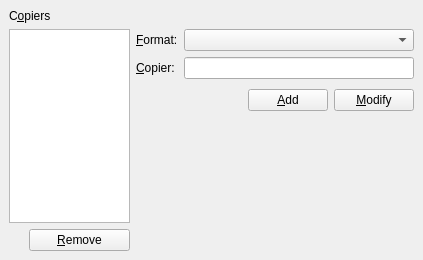
cburschka/lyx, file src/frontends/qt4/ui/QPrefCopiersUi.ui: the form before one commit.
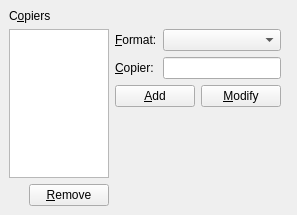
The form after the commit.

Patch:
```diff
--- a/src/frontends/qt4/ui/QPrefCopiersUi.ui
+++ b/src/frontends/qt4/ui/QPrefCopiersUi.ui
@@ -8,8 +8,8 @@
    <rect>
     <x>0</x>
     <y>0</y>
-    <width>423</width>
-    <height>260</height>
+    <width>297</width>
+    <height>215</height>
    </rect>
   </property>
   <property name="windowTitle" >
@@ -22,60 +22,30 @@
    <property name="spacing" >
     <number>6</number>
    </property>
-   <item row="2" column="3" >
+   <item rowspan="4" row="1" column="3" >
     <spacer>
      <property name="orientation" >
       <enum>Qt::Horizontal</enum>
      </property>
+    </spacer>
+   </item>
+   <item row="3" column="2" >
+    <spacer>
+     <property name="orientation" >
+      <enum>Qt::Vertical</enum>
+     </property>
      <property name="sizeHint" >
       <size>
-       <width>40</width>
-       <height>20</height>
+       <width>20</width>
+       <height>40</height>
       </size>
      </property>
     </spacer>
    </item>
-   <item row="3" column="1" colspan="2" >
-    <layout class="QHBoxLayout" >
-     <property name="margin" >
-      <number>0</number>
-     </property>
-     <property name="spacing" >
-      <number>6</number>
-     </property>
-     <item>
-      <spacer>
-       <property name="orientation" >
-        <enum>Qt::Horizontal</enum>
-       </property>
-       <property name="sizeType" >
-        <enum>QSizePolicy::Expanding</enum>
-       </property>
-       <property name="sizeHint" >
-        <size>
-         <width>90</width>
-         <height>31</height>
-        </size>
-       </property>
-      </spacer>
-     </item>
-     <item>
-      <widget class="QPushButton" name="copierNewPB" >
-       <property name="text" >
-        <string>&amp;Add</string>
-       </property>
-      </widget>
-     </item>
-     <item>
-      <widget class="QPushButton" name="copierModifyPB" >
-       <property name="text" >
-        <string>&amp;Modify</string>
-       </property>
-      </widget>
-     </item>
-    </layout>
+   <item rowspan="3" row="1" column="0" >
+    <widget class="QListWidget" name="AllCopiersLW" />
    </item>
-   <item row="0" column="0" >
+   <item row="0" column="0" colspan="2" >
     <widget class="QLabel" name="AllCopiersLA" >
      <property name="text" >
       <string>C&amp;opiers</string>
@@ -85,7 +55,7 @@
      </property>
     </widget>
    </item>
-   <item row="5" column="0" >
+   <item row="4" column="0" >
     <layout class="QHBoxLayout" >
      <property name="margin" >
       <number>0</number>
@@ -98,12 +68,9 @@
        <property name="orientation" >
         <enum>Qt::Horizontal</enum>
        </property>
-       <property name="sizeType" >
-        <enum>QSizePolicy::Preferred</enum>
-       </property>
        <property name="sizeHint" >
         <size>
-         <width>20</width>
+         <width>40</width>
          <height>20</height>
         </size>
        </property>
@@ -118,59 +85,78 @@
      </item>
     </layout>
    </item>
-   <item row="4" column="1" colspan="2" >
-    <spacer>
-     <property name="orientation" >
-      <enum>Qt::Vertical</enum>
+   <item row="1" column="1" colspan="2" >
+    <layout class="QGridLayout" >
+     <property name="margin" >
+      <number>0</number>
      </property>
-     <property name="sizeType" >
-      <enum>QSizePolicy::Expanding</enum>
+     <property name="spacing" >
+      <number>6</number>
      </property>
-     <property name="sizeHint" >
-      <size>
-       <width>278</width>
-       <height>20</height>
-      </size>
-     </property>
-    </spacer>
+     <item row="0" column="0" >
+      <widget class="QLabel" name="copierFormatLA" >
+       <property name="text" >
+        <string>&amp;Format:</string>
+       </property>
+       <property name="buddy" >
+        <cstring>copierFormatCO</cstring>
+       </property>
+      </widget>
+     </item>
+     <item row="1" column="0" >
+      <widget class="QLabel" name="copierLA" >
+       <property name="text" >
+        <string>&amp;Copier:</string>
+       </property>
+       <property name="buddy" >
+        <cstring>copierED</cstring>
+       </property>
+      </widget>
+     </item>
+     <item row="0" column="1" >
+      <widget class="QComboBox" name="copierFormatCO" />
+     </item>
+     <item row="1" column="1" >
+      <widget class="QLineEdit" name="copierED" />
+     </item>
+    </layout>
    </item>
-   <item row="2" column="1" >
-    <widget class="QLabel" name="copierLA" >
-     <property name="text" >
-      <string>&amp;Copier:</string>
+   <item row="2" column="1" colspan="2" >
+    <layout class="QHBoxLayout" >
+     <property name="margin" >
+      <number>0</number>
      </property>
-     <property name="buddy" >
-      <cstring>copierED</cstring>
+     <property name="spacing" >
+      <number>6</number>
      </property>
-    </widget>
-   </item>
-   <item row="1" column="1" >
-    <widget class="QLabel" name="copierFormatLA" >
-     <property name="text" >
-      <string>&amp;Format:</string>
-     </property>
-     <property name="buddy" >
-      <cstring>copierFormatCO</cstring>
-     </property>
-    </widget>
-   </item>
-   <item row="1" column="2" >
-    <widget class="QComboBox" name="copierFormatCO" >
-     <property name="sizePolicy" >
-      <sizepolicy>
-       <hsizetype>3</hsizetype>
-       <vsizetype>0</vsizetype>
-       <horstretch>0</horstretch>
-       <verstretch>0</verstretch>
-      </sizepolicy>
-     </property>
-    </widget>
-   </item>
-   <item row="2" column="2" >
-    <widget class="QLineEdit" name="copierED" />
-   </item>
-   <item rowspan="4" row="1" column="0" >
-    <widget class="QListWidget" name="AllCopiersLW" />
+     <item>
+      <spacer>
+       <property name="orientation" >
+        <enum>Qt::Horizontal</enum>
+       </property>
+       <property name="sizeHint" >
+        <size>
+         <width>40</width>
+         <height>20</height>
+        </size>
+       </property>
+      </spacer>
+     </item>
+     <item>
+      <widget class="QPushButton" name="copierNewPB" >
+       <property name="text" >
+        <string>&amp;Add</string>
+       </property>
+      </widget>
+     </item>
+     <item>
+      <widget class="QPushButton" name="copierModifyPB" >
+       <property name="text" >
+        <string>&amp;Modify</string>
+       </property>
+      </widget>
+     </item>
+    </layout>
    </item>
   </layout>
  </widget>
```
